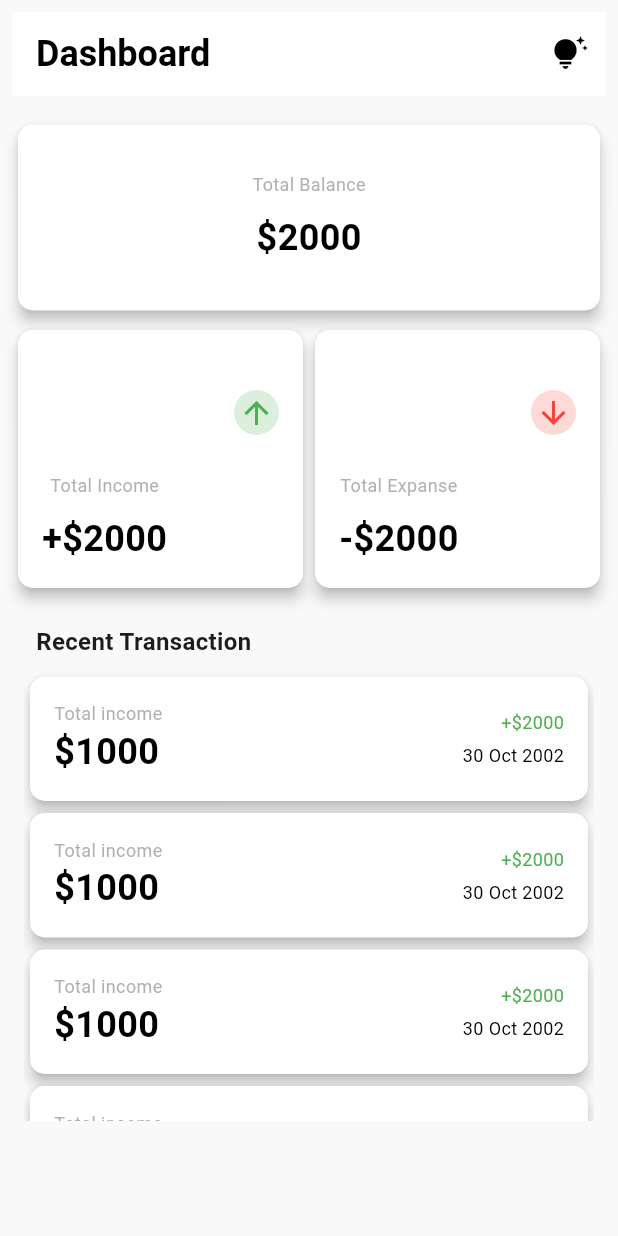
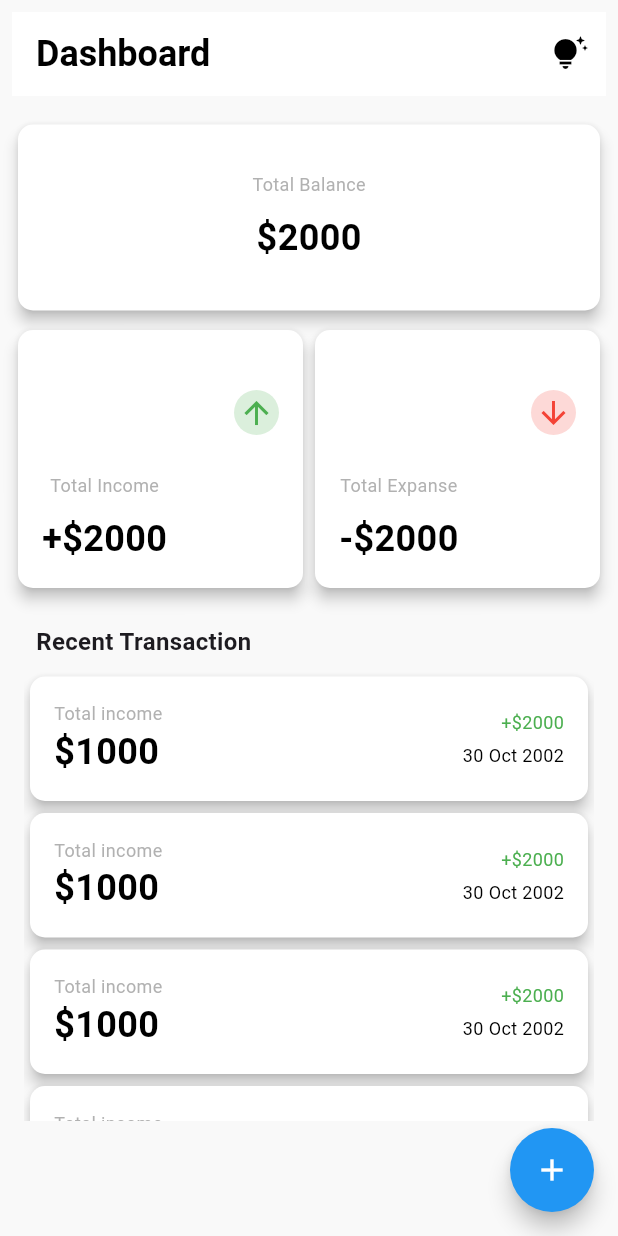
Before and after one commit to MostafaYousry12/Expanse_App, a Flutter app: the screen it shows after launch, on a phone screen of 412 x 824 dp. Run offline on Flutter 3.47's test engine with Material 3 defaults, Android fonts, the phone set to English and light mode, and no system bars; our stand-ins replace bloc, hive_flutter; accounts and stored records are empty.

```diff
--- a/lib/constants.dart
+++ b/lib/constants.dart
@@ -1,3 +1,4 @@
 import 'package:flutter/material.dart';
 
 const Color kBackgroundColor = Color(0xfff9f9f9);
+const String kExpanseBox = "Expanse Box";
--- a/lib/models/expanse_model.dart
+++ b/lib/models/expanse_model.dart
@@ -1,7 +1,16 @@
+import 'package:hive_flutter/hive_flutter.dart';
+
+part 'expanse_model.g.dart';
+
+@HiveType(typeId: 0)
 class ExpanseModel {
+  @HiveField(0)
   final int amount;
+  @HiveField(1)
   final String type;
+  @HiveField(2)
   final DateTime doneTime;
+  @HiveField(3)
   final String transactionType;
 
   ExpanseModel(
--- a/lib/views/dashboard_view.dart
+++ b/lib/views/dashboard_view.dart
@@ -10,6 +10,15 @@ class DashboardView extends StatelessWidget {
   @override
   Widget build(BuildContext context) {
     return Scaffold(
+      floatingActionButton: FloatingActionButton(
+        shape: const CircleBorder(),
+        backgroundColor: Colors.blue,
+        onPressed: () {},
+        child: const Icon(
+          Icons.add,
+          color: Colors.white,
+        ),
+      ),
       backgroundColor: kBackgroundColor,
       body: DashboardviewBody(),
     );
--- a/lib/widgets/dashboardview_body.dart
+++ b/lib/widgets/dashboardview_body.dart
@@ -90,7 +90,7 @@ class DashboardviewBody extends StatelessWidget {
               child: SizedBox(
                   height: 300,
                   child: ListViewWidget(expanses: dummyData, aspectRatio: 3)),
-            )
+            ),
           ],
         ),
       ),
```
Also changed, not shown: lib/cubits/cubit/transaction_cubit.dart (added, +8 -0 lines), lib/cubits/cubit/transaction_state.dart (added, +14 -0 lines), lib/main.dart (+9 -1 lines), lib/simple_bloc_observer.dart (added, +34 -0 lines), lib/models/expanse_model.g.dart (added).
